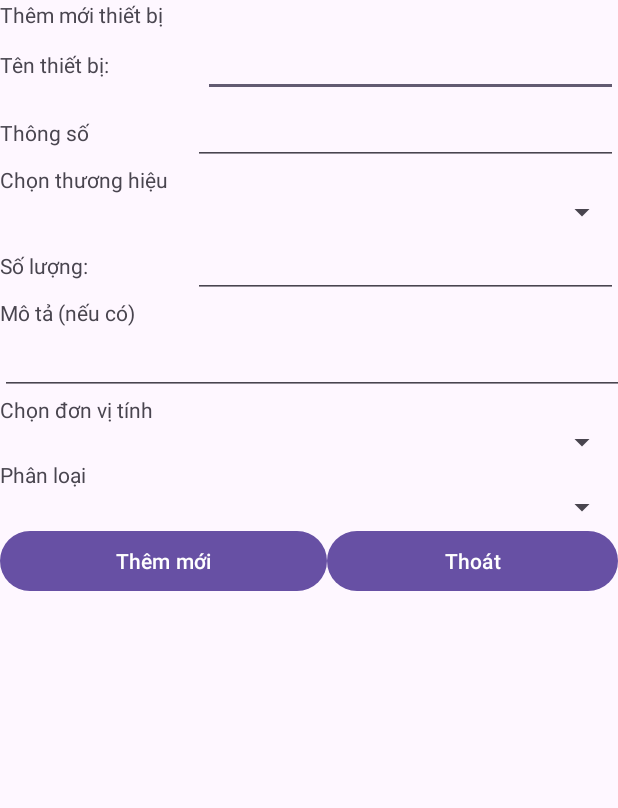
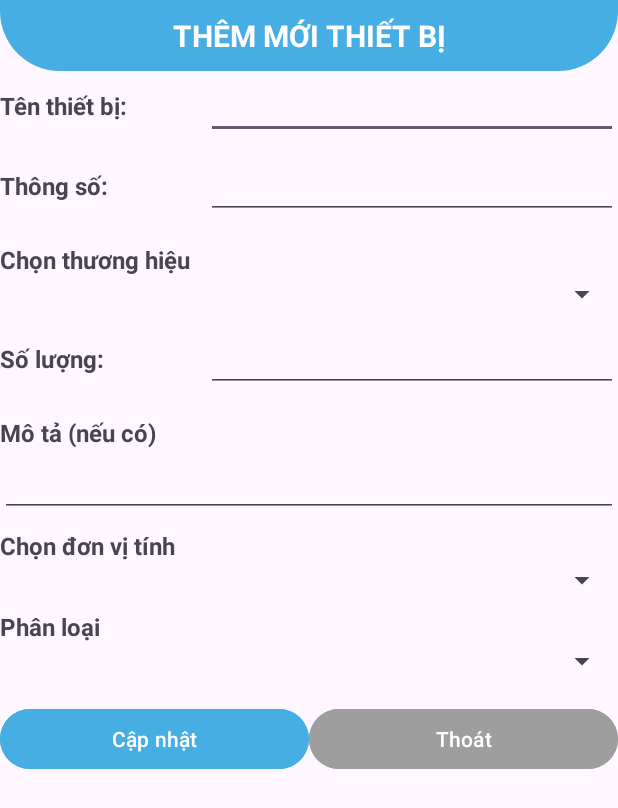
Before and after one commit to NguyenKimHoangTKW/Project_Android_Manager-CSVC, an Android app: the layout them_moi_thiet_bi_row.xml on its own in the app's theme, with its tools: preview values and no code run, on a phone screen of 412 x 824 dp. Shown: the top 808 px of the screen. Run offline under Robolectric (Android 15) with nearby library versions, the phone set to English and light mode, and no system bars.

Commit message:
Design chuc nang quan ly thiet bi

```diff
--- a/app/src/main/res/layout/fragment_phong_hoc.xml
+++ b/app/src/main/res/layout/fragment_phong_hoc.xml
@@ -75,7 +75,7 @@
         android:layout_height="0dp"
         android:layout_weight="1"
         android:paddingTop="16dp"
-        android:divider="@android:color/darker_gray"
+        android:divider="@android:color/black"
         android:dividerHeight="0.5dp"/>
 
 </LinearLayout>
--- a/app/src/main/res/layout/fragment_thiet_bi.xml
+++ b/app/src/main/res/layout/fragment_thiet_bi.xml
@@ -8,25 +8,39 @@
 
     <LinearLayout
         android:layout_width="match_parent"
-        android:layout_height="match_parent"
-        android:orientation="vertical">
+        android:layout_height="wrap_content"
+        android:orientation="vertical"
+        android:background="@drawable/rounded_background_blue"
+        android:paddingBottom="16dp">
 
         <TextView
             android:layout_width="match_parent"
             android:layout_height="wrap_content"
             android:text="Danh sách thiết bị"
-            android:textAlignment="center" />
+            android:textAllCaps="true"
+            android:textColor="@android:color/white"
+            android:textSize="20sp"
+            android:textStyle="bold"
+            android:padding="10dp"
+            android:gravity="center" />
 
         <Button
             android:id="@+id/btnThemMoiThietbi"
-            android:layout_width="match_parent"
+            android:layout_width="wrap_content"
             android:layout_height="wrap_content"
-            android:text="Thêm mới" />
+            android:text="Thêm mới"
+            android:textColor="#46aee2"
+            android:textSize="16sp"
+            android:layout_gravity="center"
+            android:backgroundTint="@color/white"
+            android:textStyle="bold"/>
+    </LinearLayout>
+
 
         <ListView
             android:id="@+id/lvThietBiAdmin"
             android:layout_width="match_parent"
             android:layout_height="match_parent" />
-    </LinearLayout>
+
 
 </LinearLayout>
--- a/app/src/main/res/layout/them_moi_thiet_bi_row.xml
+++ b/app/src/main/res/layout/them_moi_thiet_bi_row.xml
@@ -1,176 +1,183 @@
 <?xml version="1.0" encoding="utf-8"?>
-<LinearLayout xmlns:android="http://schemas.android.com/apk/res/android"
+<ScrollView xmlns:android="http://schemas.android.com/apk/res/android"
     android:layout_width="match_parent"
-    android:layout_height="match_parent"
-    android:orientation="vertical">
+    android:layout_height="match_parent">
 
     <LinearLayout
         android:layout_width="match_parent"
-        android:layout_height="match_parent"
+        android:layout_height="wrap_content"
         android:orientation="vertical">
 
         <TextView
             android:id="@+id/textView"
             android:layout_width="match_parent"
             android:layout_height="wrap_content"
-            android:text="Thêm mới thiết bị" />
+            android:text="Thêm mới thiết bị"
+            android:background="@drawable/rounded_background_blue"
+            android:textAllCaps="true"
+            android:textColor="@android:color/white"
+            android:textSize="20sp"
+            android:textStyle="bold"
+            android:padding="10dp"
+            android:gravity="center" />
 
+        <!-- Device Name -->
         <LinearLayout
             android:layout_width="match_parent"
             android:layout_height="wrap_content"
-            android:orientation="horizontal">
+            android:orientation="horizontal"
+            android:paddingBottom="8dp">
 
             <TextView
                 android:id="@+id/textView4"
-                android:layout_width="wrap_content"
+                android:layout_width="0dp"
                 android:layout_height="wrap_content"
                 android:layout_weight="1"
+                android:textStyle="bold"
+                android:textSize="16dp"
                 android:text="Tên thiết bị:" />
 
             <EditText
                 android:id="@+id/edtAddTenthietbi"
-                android:layout_width="wrap_content"
+                android:layout_width="0dp"
                 android:layout_height="wrap_content"
-                android:layout_weight="1"
-                android:ems="10"
+                android:layout_weight="2"
                 android:inputType="text" />
-
         </LinearLayout>
 
+        <!-- Specifications -->
         <LinearLayout
             android:layout_width="match_parent"
             android:layout_height="wrap_content"
-            android:orientation="horizontal">
+            android:orientation="horizontal"
+            android:paddingBottom="8dp">
 
             <TextView
                 android:id="@+id/textView15"
-                android:layout_width="wrap_content"
+                android:layout_width="0dp"
                 android:layout_height="wrap_content"
                 android:layout_weight="1"
-                android:text="Thông số" />
+                android:textStyle="bold"
+                android:textSize="16dp"
+                android:text="Thông số:" />
 
             <EditText
                 android:id="@+id/edtAddThongSo"
-                android:layout_width="wrap_content"
+                android:layout_width="0dp"
                 android:layout_height="wrap_content"
-                android:layout_weight="1"
-                android:ems="10"
+                android:layout_weight="2"
                 android:inputType="text" />
         </LinearLayout>
 
+        <!-- Brand -->
+        <TextView
+            android:id="@+id/textView24"
+            android:layout_width="match_parent"
+            android:layout_height="wrap_content"
+            android:text="Chọn thương hiệu"
+            android:textStyle="bold"
+            android:textSize="16dp"
+            android:paddingTop="8dp" />
+
+        <Spinner
+            android:id="@+id/spinChonThuongHieu"
+            android:layout_width="match_parent"
+            android:layout_height="wrap_content" />
+
+        <!-- Quantity -->
         <LinearLayout
             android:layout_width="match_parent"
             android:layout_height="wrap_content"
-            android:orientation="vertical">
-
-            <TextView
-                android:id="@+id/textView24"
-                android:layout_width="match_parent"
-                android:layout_height="wrap_content"
-                android:text="Chọn thương hiệu" />
-
-            <Spinner
-                android:id="@+id/spinChonThuongHieu"
-                android:layout_width="match_parent"
-                android:layout_height="wrap_content" />
-        </LinearLayout>
-
-        <LinearLayout
-            android:layout_width="match_parent"
-            android:layout_height="wrap_content"
-            android:orientation="horizontal">
+            android:orientation="horizontal"
+            android:paddingVertical="8dp">
 
             <TextView
                 android:id="@+id/textView28"
-                android:layout_width="wrap_content"
+                android:layout_width="0dp"
                 android:layout_height="wrap_content"
                 android:layout_weight="1"
+                android:textStyle="bold"
+                android:textSize="16dp"
                 android:text="Số lượng:" />
 
             <EditText
                 android:id="@+id/edtNhapSoLuong"
-                android:layout_width="wrap_content"
+                android:layout_width="0dp"
                 android:layout_height="wrap_content"
-                android:layout_weight="1"
-                android:ems="10"
+                android:layout_weight="2"
                 android:inputType="number" />
         </LinearLayout>
 
+        <!-- Description -->
+        <TextView
+            android:id="@+id/textView29"
+            android:layout_width="match_parent"
+            android:layout_height="wrap_content"
+            android:text="Mô tả (nếu có)"
+            android:textStyle="bold"
+            android:textSize="16dp"
+            android:paddingTop="8dp" />
+
+        <EditText
+            android:id="@+id/edtNhapMoTa"
+            android:layout_width="match_parent"
+            android:layout_height="wrap_content"
+            android:inputType="textMultiLine" />
+
+        <!-- Unit -->
+        <TextView
+            android:id="@+id/textView30"
+            android:layout_width="match_parent"
+            android:layout_height="wrap_content"
+            android:text="Chọn đơn vị tính"
+            android:textStyle="bold"
+            android:textSize="16dp"
+            android:paddingTop="8dp" />
+
+        <Spinner
+            android:id="@+id/spinChonDonViTinh"
+            android:layout_width="match_parent"
+            android:layout_height="wrap_content" />
+
+        <!-- Category -->
+        <TextView
+            android:id="@+id/textView31"
+            android:layout_width="match_parent"
+            android:layout_height="wrap_content"
+            android:text="Phân loại"
+            android:textStyle="bold"
+            android:textSize="16dp"
+            android:paddingTop="8dp" />
+
+        <Spinner
+            android:id="@+id/spinPhanLoai"
+            android:layout_width="match_parent"
+            android:layout_height="wrap_content" />
+
+        <!-- Buttons -->
         <LinearLayout
             android:layout_width="match_parent"
             android:layout_height="wrap_content"
-            android:orientation="vertical">
-
-            <TextView
-                android:id="@+id/textView29"
-                android:layout_width="wrap_content"
-                android:layout_height="wrap_content"
-                android:layout_weight="1"
-                android:text="Mô tả (nếu có)" />
-
-            <EditText
-                android:id="@+id/edtNhapMoTa"
-                android:layout_width="421dp"
-                android:layout_height="wrap_content"
-                android:layout_weight="1"
-                android:ems="10"
-                android:inputType="text" />
-
-        </LinearLayout>
-
-        <LinearLayout
-            android:layout_width="match_parent"
-            android:layout_height="wrap_content"
-            android:orientation="vertical">
-
-            <TextView
-                android:id="@+id/textView30"
-                android:layout_width="match_parent"
-                android:layout_height="wrap_content"
-                android:text="Chọn đơn vị tính" />
-
-            <Spinner
-                android:id="@+id/spinChonDonViTinh"
-                android:layout_width="match_parent"
-                android:layout_height="wrap_content" />
-        </LinearLayout>
-
-        <LinearLayout
-            android:layout_width="match_parent"
-            android:layout_height="wrap_content"
-            android:orientation="vertical">
-
-            <TextView
-                android:id="@+id/textView31"
-                android:layout_width="match_parent"
-                android:layout_height="wrap_content"
-                android:text="Phân loại" />
-
-            <Spinner
-                android:id="@+id/spinPhanLoai"
-                android:layout_width="match_parent"
-                android:layout_height="wrap_content" />
-        </LinearLayout>
-
-        <LinearLayout
-            android:layout_width="match_parent"
-            android:layout_height="wrap_content"
-            android:orientation="horizontal">
+            android:orientation="horizontal"
+            android:gravity="center"
+            android:paddingTop="16dp">
 
             <Button
                 android:id="@+id/btnThemmoithietbi"
-                android:layout_width="wrap_content"
+                android:layout_width="0dp"
                 android:layout_height="wrap_content"
                 android:layout_weight="1"
-                android:text="Thêm mới" />
+                android:backgroundTint="#46aee2"
+                android:text="Cập nhật" />
 
             <Button
                 android:id="@+id/btnThoatThietBi"
-                android:layout_width="wrap_content"
+                android:layout_width="0dp"
                 android:layout_height="wrap_content"
                 android:layout_weight="1"
+                android:backgroundTint="#9e9e9e"
                 android:text="Thoát" />
         </LinearLayout>
 
     </LinearLayout>
-</LinearLayout>
+</ScrollView>
```
